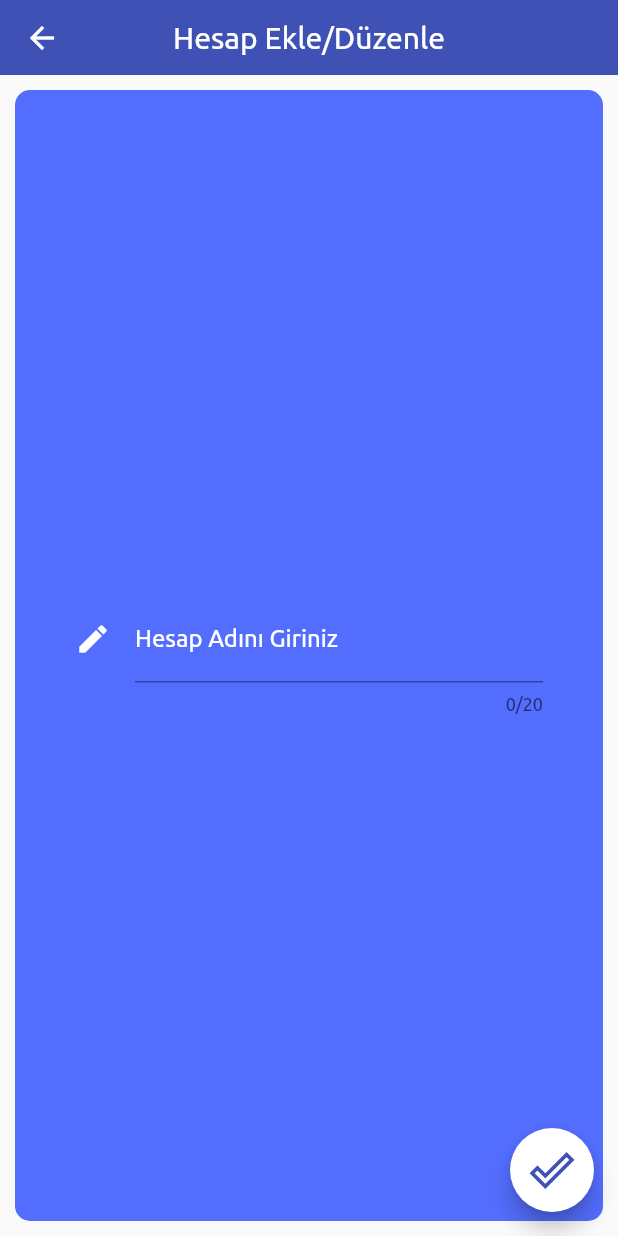
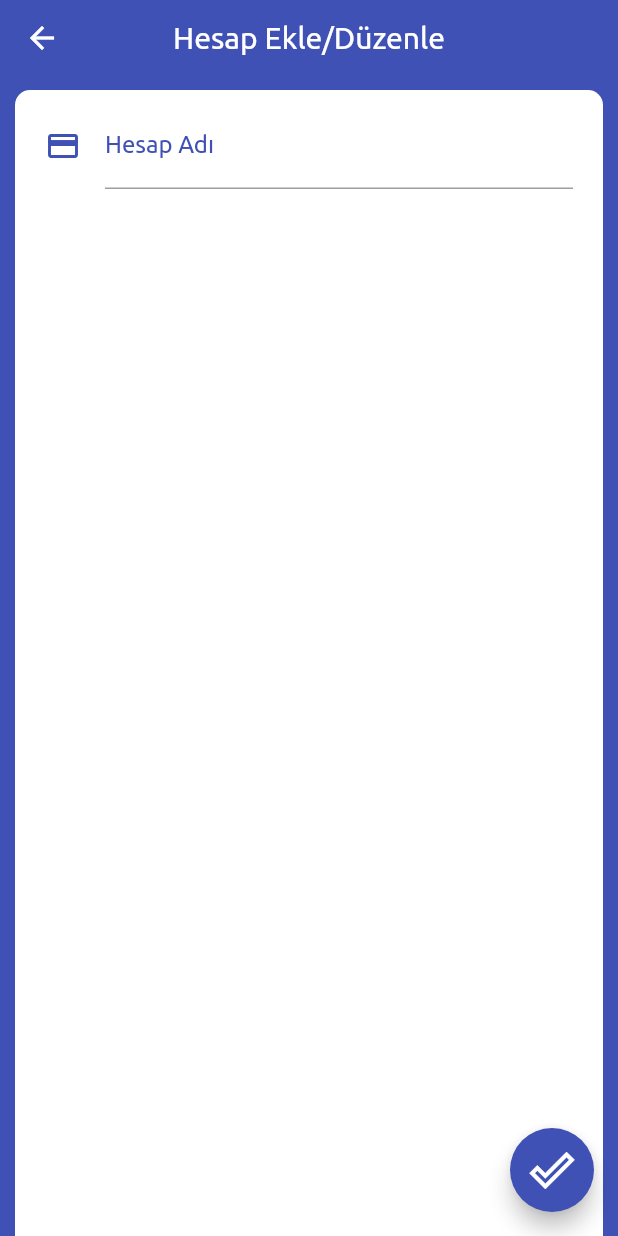
Before and after one commit to fatihatagunn/wepurse, a Flutter app: the AddAccountPage screen opened directly, on a phone screen of 412 x 824 dp. Run offline on Flutter 3.47's test engine with Material 2 defaults, Android fonts, the phone set to English and light mode, and no system bars; our stand-ins replace date_format.

Commit message:
Added colors.

```diff
--- a/lib/ui/add_account_page.dart
+++ b/lib/ui/add_account_page.dart
@@ -1,5 +1,6 @@
 import 'package:flutter/cupertino.dart';
 import 'package:flutter/material.dart';
+import 'package:wepurseapp/ui/my_home_page.dart';
 import 'appbar_widget.dart';
 
 class AddAccountPage extends StatefulWidget {
@@ -28,52 +29,66 @@ class AddAccountPageState extends State<AddAccountPage> {
   Widget build(BuildContext context) {
     return Material(
       child: Scaffold(
+        backgroundColor: Colors.indigo,
         appBar: AppBarWidget.withTitle("Hesap Ekle/Düzenle"),
-        body: Container(
-          margin: EdgeInsets.all(10.0),
+        floatingActionButton: FloatingActionButton(
+          child: Icon(
+            Icons.done_outline_outlined,
+            size: 30,
+            color: Colors.white,
+          ),
+          backgroundColor: Colors.indigo,
+          onPressed: () {
+            Navigator.pushReplacement(
+              context,
+              MaterialPageRoute(
+                builder: (context) => MyHomePage(),
+              ),
+            );
+          },
+        ),
+        body: Padding(
+          padding: EdgeInsets.only(
+            left: 10,
+            top: 10,
+            right: 10,
+          ),
+          child: Container(
+            width: double.infinity,
+            height: MediaQuery.of(context).size.height,
             decoration: BoxDecoration(
-            color: Colors.indigoAccent,
-            borderRadius: BorderRadius.circular(10),
-
-            //shape: BoxShape.circle,
+              color: Colors.white,
+              borderRadius: BorderRadius.only(
+                topLeft: Radius.circular(10),
+                topRight: Radius.circular(10),
+              ),
             ),
             child: Column(
-            mainAxisAlignment: MainAxisAlignment.center,
               children: <Widget>[
                 Padding(
-                padding: const EdgeInsets.all(40.0),
+                  padding: const EdgeInsets.only(
+                    right: 20,
+                    left: 20,
+                    top: 8,
+                    bottom: 5,
+                  ),
                   child: TextField(
-                  maxLength: 20,
-                  maxLengthEnforced: true,
-                  focusNode: _focusNode,
                     decoration: InputDecoration(
-                    labelText: "Hesap Adını Giriniz",
+                      icon: Icon(
+                        Icons.credit_card,
+                        color: Colors.indigo,
+                      ),
+                      labelText: "Hesap Adı",
                       labelStyle: TextStyle(
-                      color: Colors.white,
+                        color: Colors.indigo,
                       ),
-                    icon: Icon(
-                      Icons.edit,
-                      color: Colors.white,
-                    ),
-                    focusedBorder: OutlineInputBorder(
-                      borderSide: BorderSide(
-                        color: Colors.white,
-                      ),
-                    ),
+                      hintText: "Hesap Adını Giriniz",
                     ),
                   ),
                 ),
               ],
             ),
           ),
-        floatingActionButton: FloatingActionButton(
-          child: Icon(
-            Icons.done_outline_outlined,
-            size: 30,
-            color: Colors.indigo,
-          ),
-          backgroundColor: Colors.white,
-          onPressed: () {},
         ),
       ),
     );
```
Lines whose indentation alone changed are shown as unchanged.
